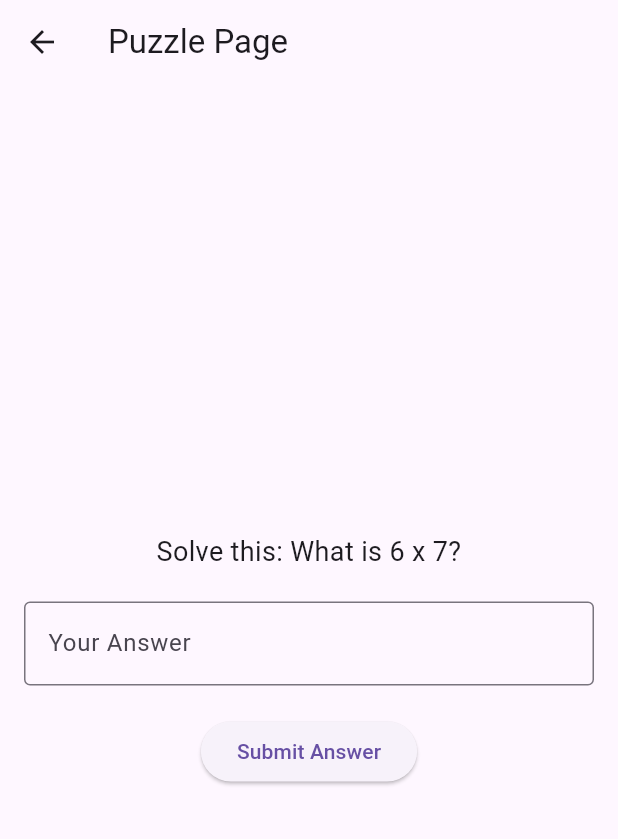
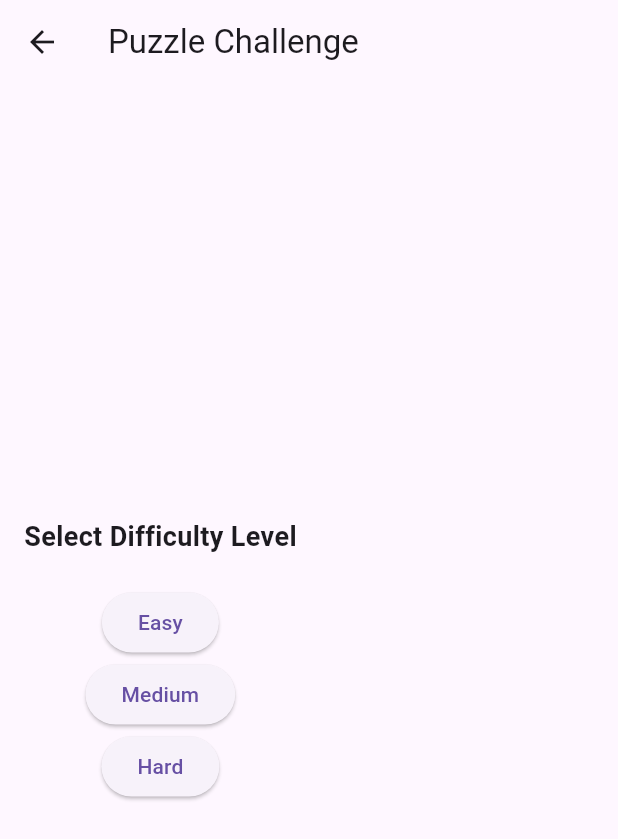
Before and after one commit to dmacia49/CS_5781_Project, a Flutter app: the PuzzlePage screen opened by its route, on a phone screen of 412 x 824 dp. Shown: the top 839 px of the screen. Run offline on Flutter 3.47's test engine with Material 3 defaults, Android fonts, the light colour scheme and no system bars; our stand-ins replace device_info_plus, flutter_local_notifications, permission_handler, rxdart, timezone.

Commit message:
Puzzle level

```diff
--- a/WakeUp/lib/puzzle_page.dart
+++ b/WakeUp/lib/puzzle_page.dart
@@ -15,23 +15,84 @@ class _PuzzlePageState extends State<PuzzlePage> {
   final FlutterLocalNotificationsPlugin flutterLocalNotificationsPlugin =
   FlutterLocalNotificationsPlugin();
   final TextEditingController _answerController = TextEditingController();
-  final String correctAnswer = "42"; // Set your desired correct answer
 
-  String _message = "Solve this: What is 6 x 7?";
+  String selectedDifficulty = '';
+  String question = '';
+  String correctAnswer = '';
+
+  final Map<String, List<Map<String, String>>> questions = {
+    'easy': [
+      {'question': 'What is 2 + 2?', 'answer': '4'},
+      {'question': 'What is 5 - 3?', 'answer': '2'},
+    ],
+    'medium': [
+      {'question': 'What is 6 x 7?', 'answer': '42'},
+      {'question': 'What is 12 ÷ 4?', 'answer': '3'},
+    ],
+    'hard': [
+      {'question': 'What is the square root of 81?', 'answer': '9'},
+      {'question': 'Solve: 2^3 + 3!', 'answer': '14'},
+    ],
+  };
+
+  @override
+  void dispose() {
+    _answerController.dispose();
+    super.dispose();
+  }
+
+  void _selectDifficulty(String difficulty) {
+    setState(() {
+      selectedDifficulty = difficulty;
+      _loadQuestion();
+    });
+  }
+
+  void _loadQuestion() {
+    final List<Map<String, String>> selectedQuestions = questions[selectedDifficulty]!;
+    final Map<String, String> randomQuestion =
+        (selectedQuestions..shuffle()).first;
+
+    question = randomQuestion['question']!;
+    correctAnswer = randomQuestion['answer']!;
+  }
 
   @override
   Widget build(BuildContext context) {
     return Scaffold(
       appBar: AppBar(
-        title: const Text('Puzzle Page'),
+        title: const Text('Puzzle Challenge'),
       ),
       body: Padding(
         padding: const EdgeInsets.all(16.0),
-        child: Column(
+        child: selectedDifficulty.isEmpty
+            ? Column(
+          mainAxisAlignment: MainAxisAlignment.center,
+          children: [
+            const Text(
+              'Select Difficulty Level',
+              style: TextStyle(fontSize: 18, fontWeight: FontWeight.bold),
+            ),
+            const SizedBox(height: 20),
+            ElevatedButton(
+              onPressed: () => _selectDifficulty('easy'),
+              child: const Text('Easy'),
+            ),
+            ElevatedButton(
+              onPressed: () => _selectDifficulty('medium'),
+              child: const Text('Medium'),
+            ),
+            ElevatedButton(
+              onPressed: () => _selectDifficulty('hard'),
+              child: const Text('Hard'),
+            ),
+          ],
+        )
+            : Column(
           mainAxisAlignment: MainAxisAlignment.center,
           children: [
             Text(
-              _message,
+              question,
               style: const TextStyle(fontSize: 18),
               textAlign: TextAlign.center,
             ),
@@ -42,14 +103,15 @@ class _PuzzlePageState extends State<PuzzlePage> {
                 border: OutlineInputBorder(),
                 labelText: 'Your Answer',
               ),
-              keyboardType: TextInputType.number,
+              keyboardType: TextInputType.text,
             ),
             const SizedBox(height: 20),
             ElevatedButton(
               onPressed: () async {
                 if (_answerController.text.trim() == correctAnswer) {
                   // Correct answer, cancel the alarm
-                  await flutterLocalNotificationsPlugin.cancel(widget.notificationId);
+                  await flutterLocalNotificationsPlugin
+                      .cancel(widget.notificationId);
 
                   // Show success message and navigate back
                   showDialog(
@@ -71,7 +133,8 @@ class _PuzzlePageState extends State<PuzzlePage> {
                 } else {
                   // Incorrect answer
                   setState(() {
-                    _message = "Try again! Hint: Patience It's the answer to everything.";
+                    question = 'Try again! $question';
+                    _answerController.clear();
                   });
                 }
               },
@@ -82,10 +145,4 @@ class _PuzzlePageState extends State<PuzzlePage> {
       ),
     );
   }
-
-  @override
-  void dispose() {
-    _answerController.dispose();
-    super.dispose();
-  }
 }
```
